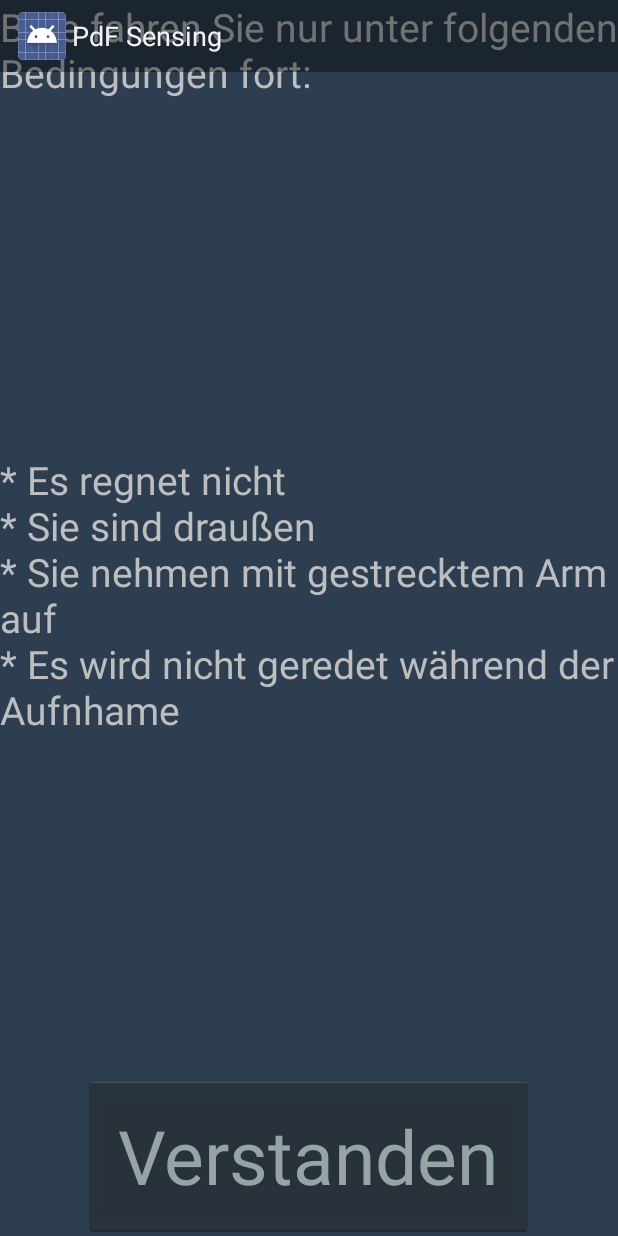
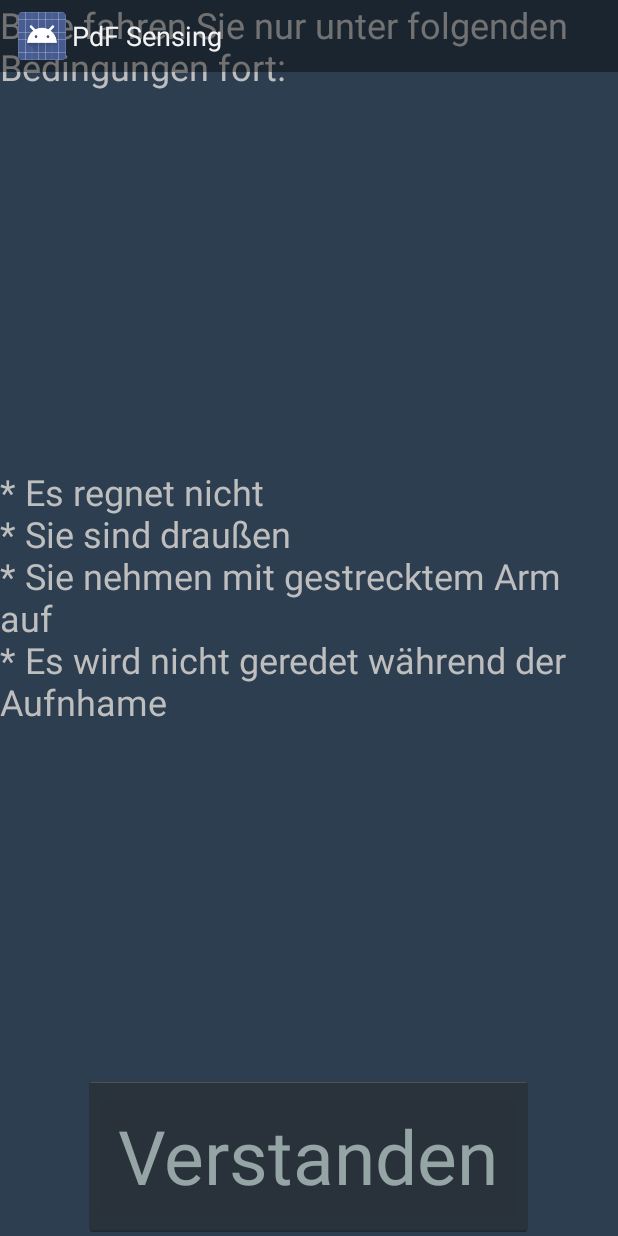
Before and after one commit to rizz360/PdFSensing, an Android app: the IntroActivity screen opened directly, with no data from a screen before it, on a phone screen of 412 x 824 dp. Run offline under Robolectric (Android 15) with nearby library versions, the phone set to English and light mode, and no system bars.

Commit message:
* Corrected string

```diff
--- a/app/src/main/res/values/sizes.xml
+++ b/app/src/main/res/values/sizes.xml
@@ -5,7 +5,7 @@
     <dimen name="icon_width">100dp</dimen>
     <dimen name="panel_height">150dp</dimen>
     <dimen name="panel_width">@dimen/match_parent</dimen>
-    <dimen name="question_text_size">26sp</dimen>
+    <dimen name="question_text_size">24sp</dimen>
     <dimen name="help_text_size">16sp</dimen>
     <dimen name="splash_loading_size">400px</dimen>
 </resources>
```
